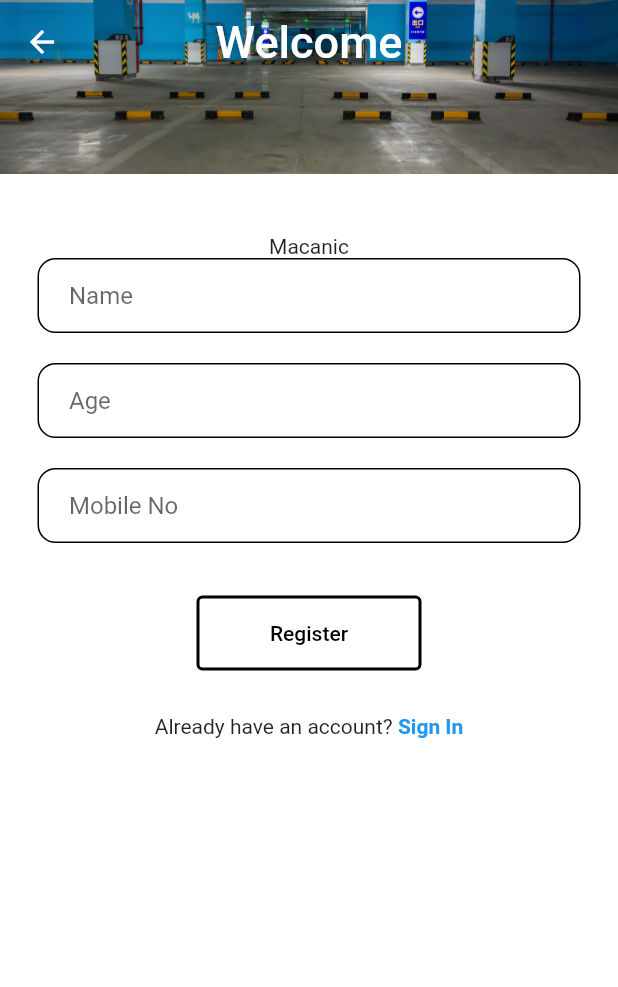
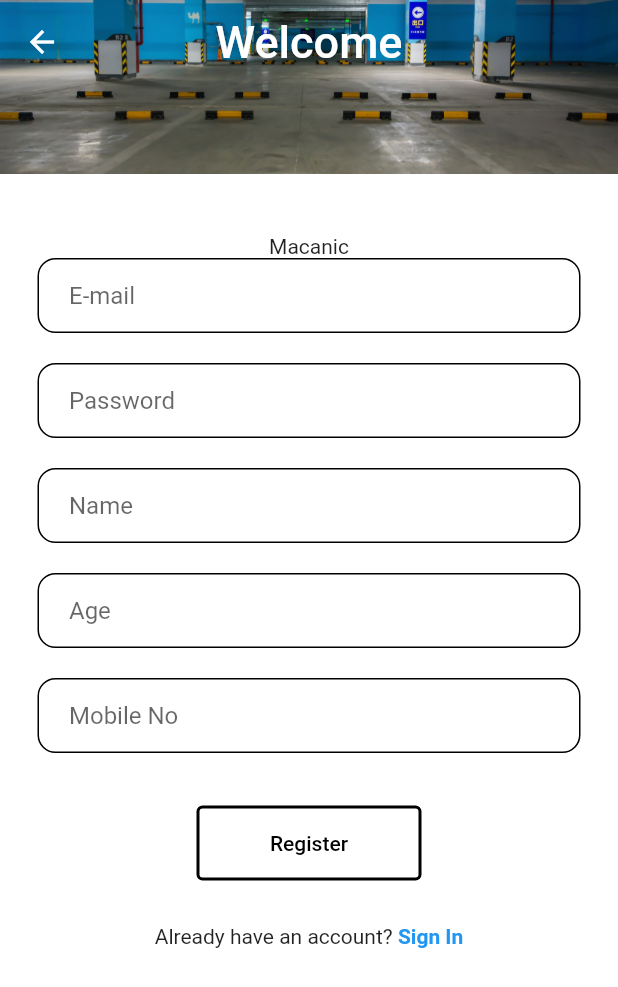
Before and after one commit to Avishkasj/Automobile-mobile-app, a Flutter app: the RegisterPage screen opened directly, swiped to page 2, on a phone screen of 412 x 824 dp. Shown: the top 987 px of the screen. Run offline on Flutter 3.47's test engine with Material 2 defaults, Android fonts, the phone set to English and light mode, and no system bars; our stand-ins replace cloud_firestore, firebase_auth, firebase_core; accounts and stored records are empty.

Commit message:
register don without get address

```diff
--- a/lib/register.dart
+++ b/lib/register.dart
@@ -24,6 +24,8 @@ class _RegisterPageState extends State<RegisterPage> {
   TextEditingController mechanicNameController = TextEditingController();
   TextEditingController mechanicAgeController = TextEditingController();
   TextEditingController mechanicMobileController = TextEditingController();
+  TextEditingController mechanicEmailController = TextEditingController();
+  TextEditingController mechanicPasswordController = TextEditingController();
 
   @override
   Widget build(BuildContext context) {
@@ -77,10 +79,57 @@ class _RegisterPageState extends State<RegisterPage> {
   Widget _buildRegistrationFormPageOne() {
     return Padding(
       padding: const EdgeInsets.only(top: 40),
+      //Customer
+      child: SingleChildScrollView(
         child: Container(
           child: Column(
             children: [
               Text("Customer"),
+              Padding(
+                padding: const EdgeInsets.symmetric(horizontal: 25.0),
+                child: Container(
+                  decoration: BoxDecoration(
+                      color: Colors.white30,
+                      border: Border.all(color: Colors.black),
+                      borderRadius: BorderRadius.circular(12)),
+                  child: Padding(
+                    padding: const EdgeInsets.only(left: 20.0),
+                    child: TextField(
+                      controller: customerEmailController,
+                      decoration: InputDecoration(
+                        border: InputBorder.none,
+                        hintText: 'E-mail',
+                      ),
+                    ),
+                  ),
+                ),
+              ),
+              SizedBox(
+                height: 20,
+              ),
+
+              Padding(
+                padding: const EdgeInsets.symmetric(horizontal: 25.0),
+                child: Container(
+                  decoration: BoxDecoration(
+                      color: Colors.white30,
+                      border: Border.all(color: Colors.black),
+                      borderRadius: BorderRadius.circular(12)),
+                  child: Padding(
+                    padding: const EdgeInsets.only(left: 20.0),
+                    child: TextField(
+                      controller: customerPasswordController,
+                      decoration: InputDecoration(
+                        border: InputBorder.none,
+                        hintText: 'Password',
+                      ),
+                    ),
+                  ),
+                ),
+              ),
+              SizedBox(
+                height: 20,
+              ),
               Padding(
                 padding: const EdgeInsets.symmetric(horizontal: 25.0),
                 child: Container(
@@ -113,54 +162,10 @@ class _RegisterPageState extends State<RegisterPage> {
                   child: Padding(
                     padding: const EdgeInsets.only(left: 20.0),
                     child: TextField(
-                    controller: customerPasswordController,
-                    decoration: InputDecoration(
-                      border: InputBorder.none,
-                      hintText: 'Password',
-                    ),
-                  ),
-                ),
-              ),
-            ),
-            SizedBox(
-              height: 20,
-            ),
-            Padding(
-              padding: const EdgeInsets.symmetric(horizontal: 25.0),
-              child: Container(
-                decoration: BoxDecoration(
-                    color: Colors.white30,
-                    border: Border.all(color: Colors.black),
-                    borderRadius: BorderRadius.circular(12)),
-                child: Padding(
-                  padding: const EdgeInsets.only(left: 20.0),
-                  child: TextField(
-                    controller: customerEmailController,
-                    decoration: InputDecoration(
-                      border: InputBorder.none,
-                      hintText: 'E-mail',
-                    ),
-                  ),
-                ),
-              ),
-            ),
-            SizedBox(
-              height: 20,
-            ),
-            Padding(
-              padding: const EdgeInsets.symmetric(horizontal: 25.0),
-              child: Container(
-                decoration: BoxDecoration(
-                    color: Colors.white30,
-                    border: Border.all(color: Colors.black),
-                    borderRadius: BorderRadius.circular(12)),
-                child: Padding(
-                  padding: const EdgeInsets.only(left: 20.0),
-                  child: TextField(
                       controller: customerAddressController,
                       decoration: InputDecoration(
                         border: InputBorder.none,
-                      hintText: 'Working place',
+                        hintText: 'Permanent Address',
                       ),
                     ),
                   ),
@@ -238,16 +243,64 @@ class _RegisterPageState extends State<RegisterPage> {
             ],
           ),
         ),
+      ),
     );
   }
 
   Widget _buildRegistrationFormPageTwo() {
     return Padding(
       padding: const EdgeInsets.only(top: 40),
+      //Macanic
       child: Container(
         child: Column(
           children: [
             Text("Macanic"),
+            Padding(
+              padding: const EdgeInsets.symmetric(horizontal: 25.0),
+              child: Container(
+                decoration: BoxDecoration(
+                    color: Colors.white30,
+                    border: Border.all(color: Colors.black),
+                    borderRadius: BorderRadius.circular(12)),
+                child: Padding(
+                  padding: const EdgeInsets.only(left: 20.0),
+                  child: TextField(
+                    controller: mechanicEmailController,
+                    decoration: InputDecoration(
+                      border: InputBorder.none,
+                      hintText: 'E-mail',
+                    ),
+                  ),
+                ),
+              ),
+            ),
+            SizedBox(
+              height: 20,
+            ),
+
+            Padding(
+              padding: const EdgeInsets.symmetric(horizontal: 25.0),
+              child: Container(
+                decoration: BoxDecoration(
+                    color: Colors.white30,
+                    border: Border.all(color: Colors.black),
+                    borderRadius: BorderRadius.circular(12)),
+                child: Padding(
+                  padding: const EdgeInsets.only(left: 20.0),
+                  child: TextField(
+                    controller: mechanicPasswordController,
+                    decoration: InputDecoration(
+                      border: InputBorder.none,
+                      hintText: 'Password',
+                    ),
+                  ),
+                ),
+              ),
+            ),
+
+            SizedBox(
+              height: 20,
+            ),
             Padding(
               padding: const EdgeInsets.symmetric(horizontal: 25.0),
               child: Container(
@@ -445,6 +498,8 @@ class _RegisterPageState extends State<RegisterPage> {
     String name = mechanicNameController.text;
     String age = mechanicAgeController.text;
     String mobile = mechanicMobileController.text;
+    String password = mechanicPasswordController.text;
+    String email = mechanicEmailController.text;
 
     if (name.isNotEmpty && age.isNotEmpty && mobile.isNotEmpty) {
       // Create a new mechanic document in Firestore
@@ -452,7 +507,14 @@ class _RegisterPageState extends State<RegisterPage> {
         'name': name,
         'age': age,
         'mobile': mobile,
+        'email': email,
       });
+
+      // Register the user with Firebase Authentication
+      await FirebaseAuth.instance.createUserWithEmailAndPassword(
+        email: email, // Use the email as the username
+        password: password,
+      );
 
       // Navigate to the select page
       Navigator.push(
```
Lines whose indentation alone changed are shown as unchanged.
